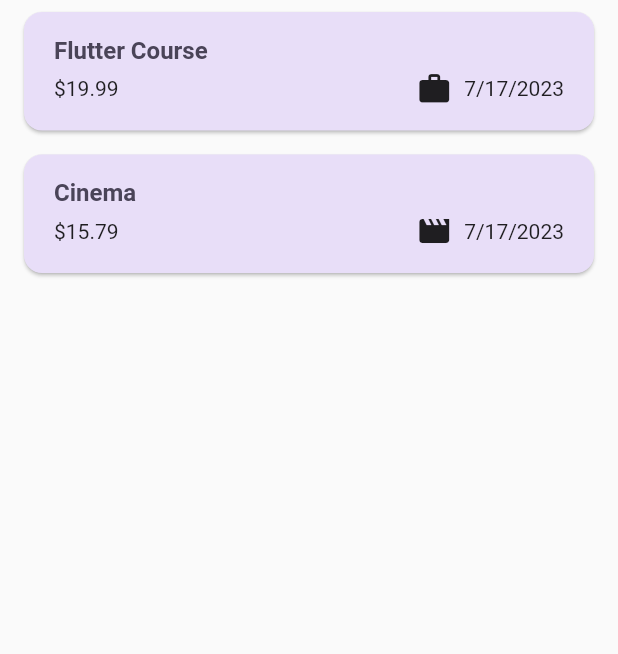
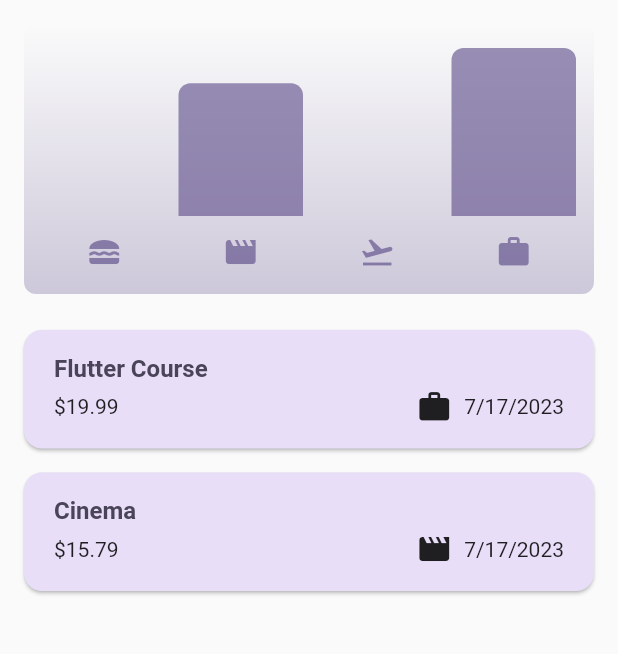
Before and after one commit to jonataslaet/udemy, a Flutter app: the screen it shows after launch, on a phone screen of 412 x 824 dp, the part 84-738 px from its top. Run offline on Flutter 3.47's test engine with Material 2 defaults, Android fonts, the phone set to English and light mode, and no system bars; our stand-ins replace google_fonts.

Commit message:
Section 5: Adding Interactivity, More Widgets & Theming [EXPENSE TRACKER APP]
Adding Dark Mode
Using Another Kind of Loop (for-in)
Adding Alternative Constructor Functions & Filtering Lists
Adding Chart Widgets

```diff
--- a/ws-learn-flutter-dart-to-build-ios-android-apps/expense_tracker/lib/expenses.dart
+++ b/ws-learn-flutter-dart-to-build-ios-android-apps/expense_tracker/lib/expenses.dart
@@ -1,4 +1,5 @@
 import 'package:expense_tracker/models/expense.dart';
+import 'package:expense_tracker/widgets/chart/chart.dart';
 import 'package:expense_tracker/widgets/expenses_list/expenses_list.dart';
 import 'package:expense_tracker/widgets/expenses_list/new_expense.dart';
 import 'package:flutter/material.dart';
@@ -77,11 +78,18 @@ class _ExpensesStates extends State<Expenses> {
         actions: [
           IconButton(
             onPressed: _openAddExpenseOverlay,
-            icon: Icon(Icons.add),
+            icon: const Icon(Icons.add),
           ),
         ],
       ),
-      body: mainContent,
+      body: Column(
+        children: [
+          Chart(expenses: _registeredExpenses),
+          Expanded(
+            child: mainContent,
+          ),
+        ],
+      ),
     );
   }
 }
--- a/ws-learn-flutter-dart-to-build-ios-android-apps/expense_tracker/lib/main.dart
+++ b/ws-learn-flutter-dart-to-build-ios-android-apps/expense_tracker/lib/main.dart
@@ -5,8 +5,30 @@ var kColorScheme = ColorScheme.fromSeed(
   seedColor: const Color.fromARGB(255, 96, 59, 181),
 );
 
+var kDarkColorScheme = ColorScheme.fromSeed(
+  brightness: Brightness.dark,
+  seedColor: const Color.fromARGB(255, 5, 99, 125),
+);
+
 void main() {
   runApp(MaterialApp(
+    darkTheme: ThemeData.dark().copyWith(
+      useMaterial3: true,
+      colorScheme: kDarkColorScheme,
+      cardTheme: const CardTheme().copyWith(
+        color: kDarkColorScheme.secondaryContainer,
+        margin: const EdgeInsets.symmetric(
+          horizontal: 16,
+          vertical: 8,
+        ),
+      ),
+      elevatedButtonTheme: ElevatedButtonThemeData(
+        style: ElevatedButton.styleFrom(
+          backgroundColor: kDarkColorScheme.primaryContainer,
+          foregroundColor: kDarkColorScheme.onPrimaryContainer
+        ),
+      ),
+    ),
     theme: ThemeData().copyWith(
       useMaterial3: true,
       colorScheme: kColorScheme,
--- a/ws-learn-flutter-dart-to-build-ios-android-apps/expense_tracker/lib/models/expense.dart
+++ b/ws-learn-flutter-dart-to-build-ios-android-apps/expense_tracker/lib/models/expense.dart
@@ -34,3 +34,22 @@ class Expense {
     return formatter.format(date);
   }
 }
+
+class ExpenseBucket {
+  const ExpenseBucket({required this.category, required this.expenses});
+
+  ExpenseBucket.forCategory(List<Expense> allExpenses, this.category)
+    : expenses = allExpenses.where((expense) => expense.category == category)
+      .toList();
+
+  final Category category;
+  final List<Expense> expenses;
+
+  double get totalExpenses {
+    double sum = 0;
+    for (final expense in expenses) {
+      sum += expense.amount;
+    }
+    return sum;
+  }
+}
--- /dev/null
+++ b/ws-learn-flutter-dart-to-build-ios-android-apps/expense_tracker/lib/widgets/chart/chart.dart
@@ -0,0 +1,94 @@
+import 'package:expense_tracker/models/expense.dart';
+import 'package:expense_tracker/widgets/chart/chart_bar.dart';
+import 'package:flutter/material.dart';
+
+class Chart extends StatelessWidget {
+  const Chart({super.key, required this.expenses});
+
+  final List<Expense> expenses;
+
+  List<ExpenseBucket> get buckets {
+    return [
+      ExpenseBucket.forCategory(expenses, Category.food),
+      ExpenseBucket.forCategory(expenses, Category.leisure),
+      ExpenseBucket.forCategory(expenses, Category.travel),
+      ExpenseBucket.forCategory(expenses, Category.work),
+    ];
+  }
+
+  double get maxTotalExpense {
+    double maxTotalExpense = 0;
+
+    for (final bucket in buckets) {
+      if (bucket.totalExpenses > maxTotalExpense) {
+        maxTotalExpense = bucket.totalExpenses;
+      }
+    }
+
+    return maxTotalExpense;
+  }
+
+  @override
+  Widget build(BuildContext context) {
+    final isDarkMode =
+        MediaQuery.of(context).platformBrightness == Brightness.dark;
+    return Container(
+      margin: const EdgeInsets.all(16),
+      padding: const EdgeInsets.symmetric(
+        vertical: 16,
+        horizontal: 8,
+      ),
+      width: double.infinity,
+      height: 180,
+      decoration: BoxDecoration(
+        borderRadius: BorderRadius.circular(8),
+        gradient: LinearGradient(
+          colors: [
+            Theme.of(context).colorScheme.primary.withOpacity(0.3),
+            Theme.of(context).colorScheme.primary.withOpacity(0.0)
+          ],
+          begin: Alignment.bottomCenter,
+          end: Alignment.topCenter,
+        ),
+      ),
+      child: Column(
+        children: [
+          Expanded(
+            child: Row(
+              crossAxisAlignment: CrossAxisAlignment.end,
+              children: [
+                for (final bucket in buckets) // alternative to map()
+                  ChartBar(
+                    fill: bucket.totalExpenses == 0
+                        ? 0
+                        : bucket.totalExpenses / maxTotalExpense,
+                  )
+              ],
+            ),
+          ),
+          const SizedBox(height: 12),
+          Row(
+            children: buckets
+                .map(
+                  (bucket) => Expanded(
+                    child: Padding(
+                      padding: const EdgeInsets.symmetric(horizontal: 4),
+                      child: Icon(
+                        categoryIcons[bucket.category],
+                        color: isDarkMode
+                            ? Theme.of(context).colorScheme.secondary
+                            : Theme.of(context)
+                                .colorScheme
+                                .primary
+                                .withOpacity(0.7),
+                      ),
+                    ),
+                  ),
+                )
+                .toList(),
+          )
+        ],
+      ),
+    );
+  }
+}
--- /dev/null
+++ b/ws-learn-flutter-dart-to-build-ios-android-apps/expense_tracker/lib/widgets/chart/chart_bar.dart
@@ -0,0 +1,34 @@
+import 'package:flutter/material.dart';
+
+class ChartBar extends StatelessWidget {
+  const ChartBar({
+    super.key,
+    required this.fill,
+  });
+
+  final double fill;
+
+  @override
+  Widget build(BuildContext context) {
+    final isDarkMode =
+        MediaQuery.of(context).platformBrightness == Brightness.dark;
+    return Expanded(
+      child: Padding(
+        padding: const EdgeInsets.symmetric(horizontal: 4),
+        child: FractionallySizedBox(
+          heightFactor: fill,
+          child: DecoratedBox(
+            decoration: BoxDecoration(
+              shape: BoxShape.rectangle,
+              borderRadius:
+                  const BorderRadius.vertical(top: Radius.circular(8)),
+              color: isDarkMode
+                  ? Theme.of(context).colorScheme.secondary
+                  : Theme.of(context).colorScheme.primary.withOpacity(0.65),
+            ),
+          ),
+        ),
+      ),
+    );
+  }
+}
```
